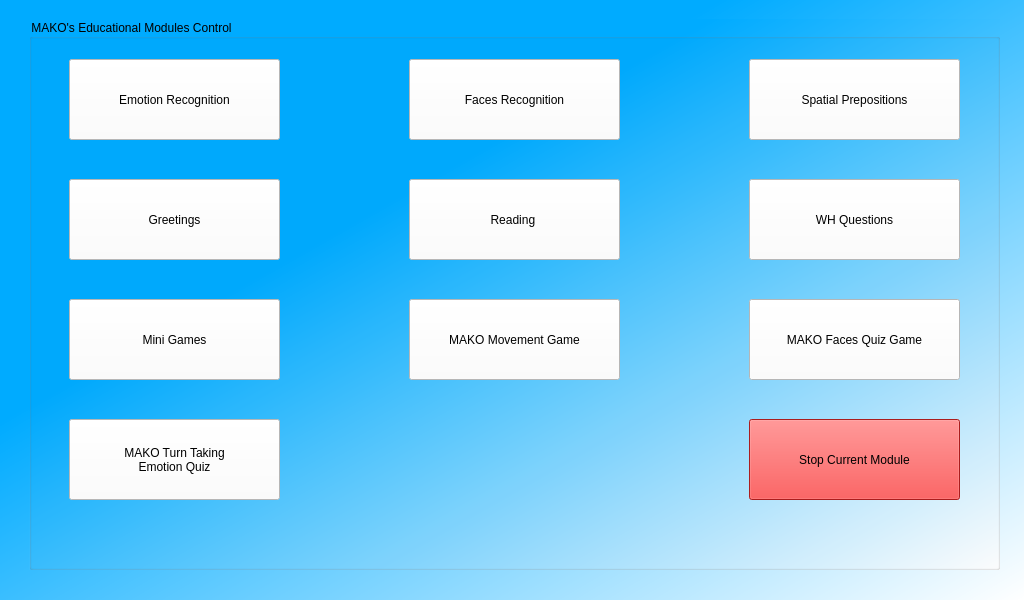
Old version of the form GUI/MAKO_ControlPanel/Control_Panel.ui in the repository karim-mo/mako_robot.
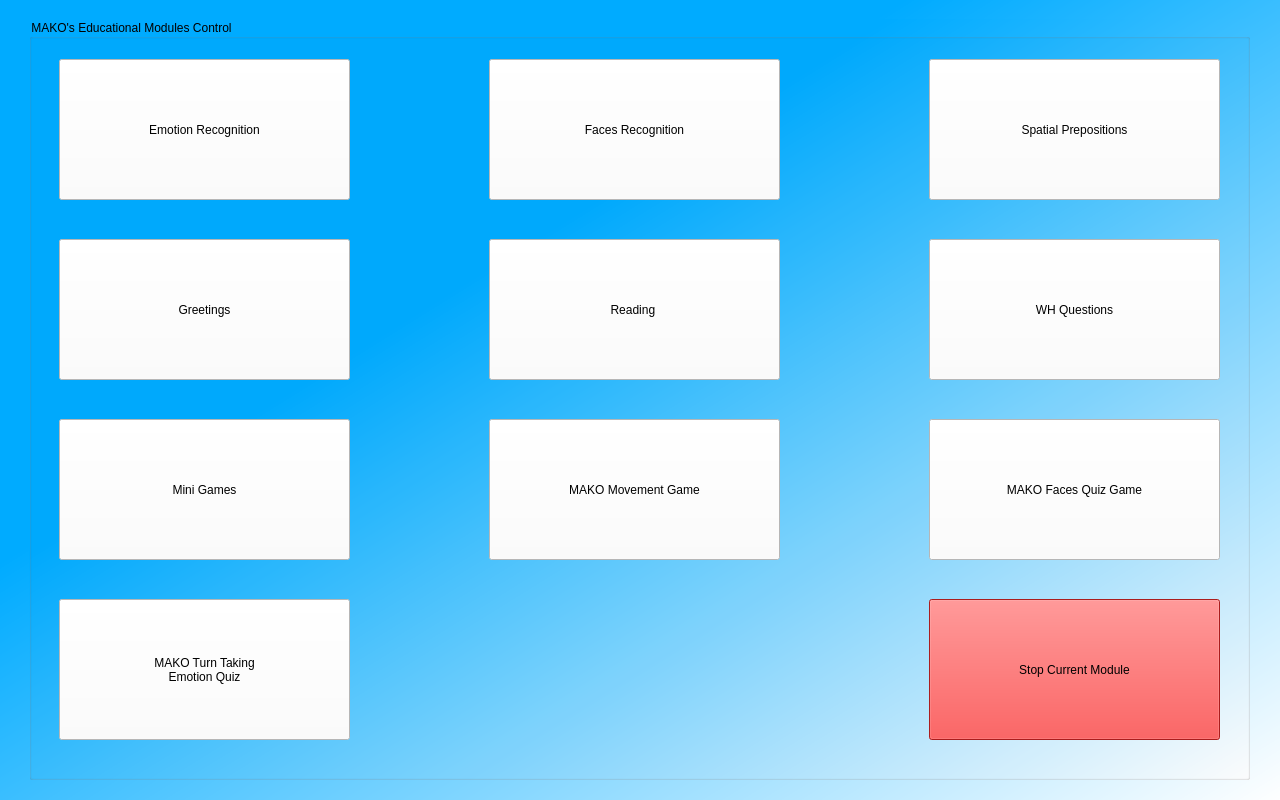
New version of the form.

Commit message: Modified control panel's GUI

```diff
--- a/GUI/MAKO_ControlPanel/Control_Panel.ui
+++ b/GUI/MAKO_ControlPanel/Control_Panel.ui
@@ -6,20 +6,20 @@
    <rect>
     <x>0</x>
     <y>0</y>
-    <width>1024</width>
-    <height>600</height>
+    <width>1280</width>
+    <height>800</height>
    </rect>
   </property>
   <property name="minimumSize">
    <size>
-    <width>1024</width>
-    <height>600</height>
+    <width>1280</width>
+    <height>800</height>
    </size>
   </property>
   <property name="maximumSize">
    <size>
-    <width>1024</width>
-    <height>600</height>
+    <width>1280</width>
+    <height>800</height>
    </size>
   </property>
   <property name="windowTitle">
@@ -34,8 +34,8 @@
      <rect>
       <x>29</x>
       <y>19</y>
-      <width>971</width>
-      <height>551</height>
+      <width>1221</width>
+      <height>761</height>
      </rect>
     </property>
     <property name="title">
@@ -44,10 +44,10 @@
     <widget class="QPushButton" name="btnEmotion">
      <property name="geometry">
       <rect>
-       <x>40</x>
+       <x>30</x>
        <y>40</y>
-       <width>211</width>
-       <height>81</height>
+       <width>291</width>
+       <height>141</height>
       </rect>
      </property>
      <property name="styleSheet">
@@ -60,10 +60,10 @@
     <widget class="QPushButton" name="btnFace">
      <property name="geometry">
       <rect>
-       <x>380</x>
+       <x>460</x>
        <y>40</y>
-       <width>211</width>
-       <height>81</height>
+       <width>291</width>
+       <height>141</height>
       </rect>
      </property>
      <property name="styleSheet">
@@ -76,10 +76,10 @@
     <widget class="QPushButton" name="btnSpatial">
      <property name="geometry">
       <rect>
-       <x>720</x>
+       <x>900</x>
        <y>40</y>
-       <width>211</width>
-       <height>81</height>
+       <width>291</width>
+       <height>141</height>
       </rect>
      </property>
      <property name="styleSheet">
@@ -92,10 +92,10 @@
     <widget class="QPushButton" name="btnGreeting">
      <property name="geometry">
       <rect>
-       <x>40</x>
-       <y>160</y>
-       <width>211</width>
-       <height>81</height>
+       <x>30</x>
+       <y>220</y>
+       <width>291</width>
+       <height>141</height>
       </rect>
      </property>
      <property name="styleSheet">
@@ -108,10 +108,10 @@
     <widget class="QPushButton" name="btnRead">
      <property name="geometry">
       <rect>
-       <x>380</x>
-       <y>160</y>
-       <width>211</width>
-       <height>81</height>
+       <x>460</x>
+       <y>220</y>
+       <width>291</width>
+       <height>141</height>
       </rect>
      </property>
      <property name="styleSheet">
@@ -124,10 +124,10 @@
     <widget class="QPushButton" name="btnLang">
      <property name="geometry">
       <rect>
-       <x>720</x>
-       <y>160</y>
-       <width>211</width>
-       <height>81</height>
+       <x>900</x>
+       <y>220</y>
+       <width>291</width>
+       <height>141</height>
       </rect>
      </property>
      <property name="styleSheet">
@@ -140,10 +140,10 @@
     <widget class="QPushButton" name="btnGames">
      <property name="geometry">
       <rect>
-       <x>40</x>
-       <y>280</y>
-       <width>211</width>
-       <height>81</height>
+       <x>30</x>
+       <y>400</y>
+       <width>291</width>
+       <height>141</height>
       </rect>
      </property>
      <property name="styleSheet">
@@ -156,10 +156,10 @@
     <widget class="QPushButton" name="btnRobotCntrl">
      <property name="geometry">
       <rect>
-       <x>380</x>
-       <y>280</y>
-       <width>211</width>
-       <height>81</height>
+       <x>460</x>
+       <y>400</y>
+       <width>291</width>
+       <height>141</height>
       </rect>
      </property>
      <property name="styleSheet">
@@ -172,10 +172,10 @@
     <widget class="QPushButton" name="btnRobotFaces">
      <property name="geometry">
       <rect>
-       <x>720</x>
-       <y>280</y>
-       <width>211</width>
-       <height>81</height>
+       <x>900</x>
+       <y>400</y>
+       <width>291</width>
+       <height>141</height>
       </rect>
      </property>
      <property name="styleSheet">
@@ -188,10 +188,10 @@
     <widget class="QPushButton" name="btnRobotQuiz">
      <property name="geometry">
       <rect>
-       <x>40</x>
-       <y>400</y>
-       <width>211</width>
-       <height>81</height>
+       <x>30</x>
+       <y>580</y>
+       <width>291</width>
+       <height>141</height>
       </rect>
      </property>
      <property name="styleSheet">
@@ -205,10 +205,10 @@
     <widget class="QPushButton" name="btnStop">
      <property name="geometry">
       <rect>
-       <x>720</x>
-       <y>400</y>
-       <width>211</width>
-       <height>81</height>
+       <x>900</x>
+       <y>580</y>
+       <width>291</width>
+       <height>141</height>
       </rect>
      </property>
      <property name="styleSheet">
```
The commit also changes 1 other file.
